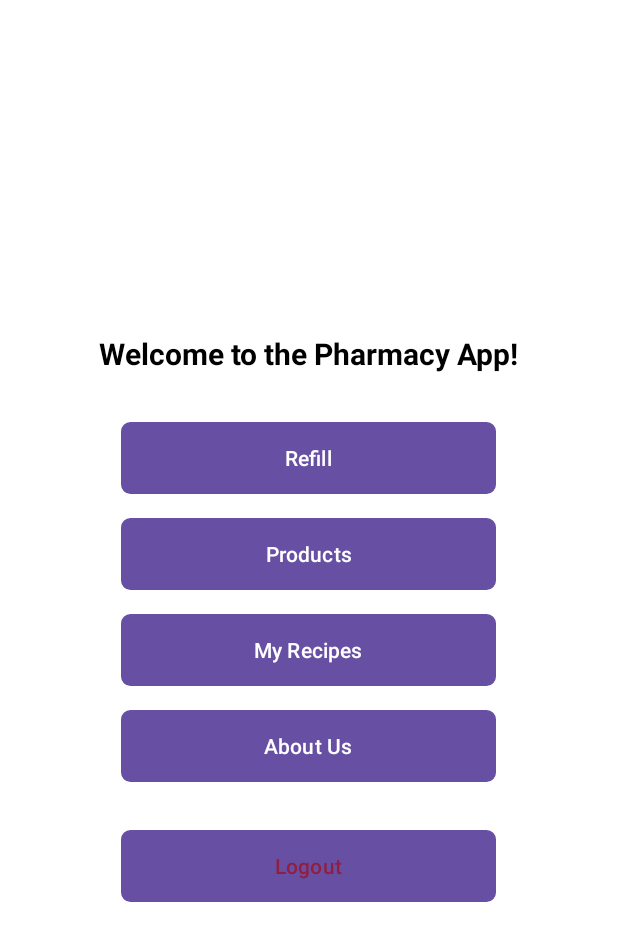
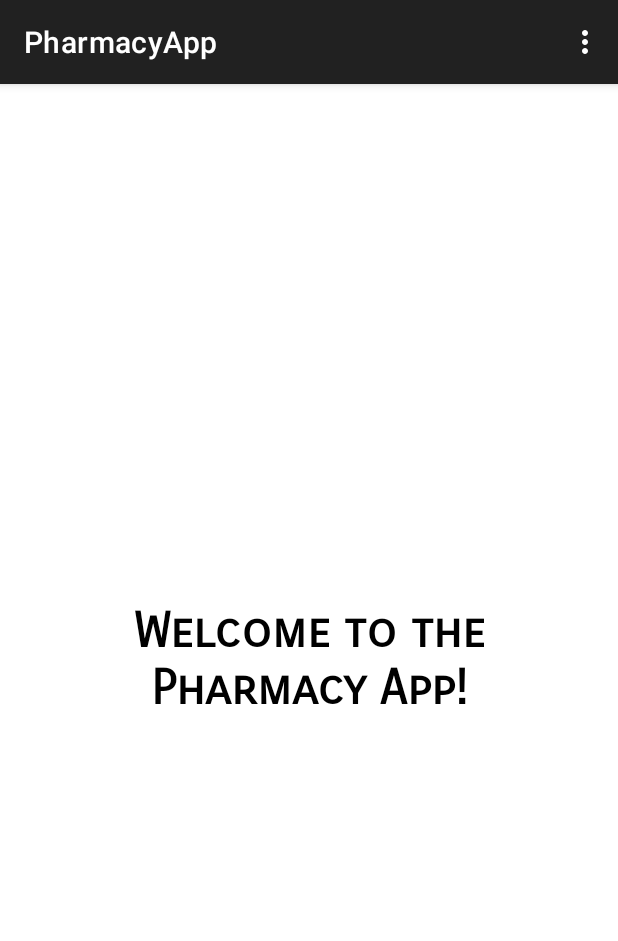
Before and after one commit to JailHead/k_pharmacy_app, an Android app: the MainMenuActivity screen opened directly, with no data from a screen before it, on a phone screen of 412 x 824 dp. Shown: the top 941 px of the screen. Run offline under Robolectric (Android 15) with nearby library versions, the phone set to English and light mode, and no system bars.

Commit message:
Fix layout styles

```diff
--- a/app/src/main/AndroidManifest.xml
+++ b/app/src/main/AndroidManifest.xml
@@ -14,7 +14,8 @@
         <activity android:name=".MyRecipesActivity" />
         <activity android:name=".ProductsActivity" />
         <activity android:name=".RefillActivity" />
-        <activity android:name=".MainMenuActivity" />
+        <activity android:name=".MainMenuActivity"
+            android:theme="@style/Theme.MaterialComponents.DayNight.DarkActionBar" />
         <activity android:name=".LoginActivity"
             android:exported="true">
             <intent-filter>
--- a/app/src/main/java/com/example/pharmacyapp/MainMenuActivity.kt
+++ b/app/src/main/java/com/example/pharmacyapp/MainMenuActivity.kt
@@ -2,6 +2,8 @@ package com.example.pharmacyapp
 
 import android.content.Intent
 import android.os.Bundle
+import android.view.Menu
+import android.view.MenuItem
 import android.widget.Button
 import androidx.appcompat.app.AppCompatActivity
 import com.example.pharmacyapp.util.SharedPreferencesManager
@@ -11,38 +13,73 @@ class MainMenuActivity : AppCompatActivity() {
     private lateinit var prefsManager: SharedPreferencesManager
 
     override fun onCreate(savedInstanceState: Bundle?) {
+        supportActionBar?.show()
         super.onCreate(savedInstanceState)
         setContentView(R.layout.activity_main_menu)
 
         prefsManager = SharedPreferencesManager(this)
 
-        val refillButton = findViewById<Button>(R.id.buttonRefill)
-        val productsButton = findViewById<Button>(R.id.buttonProducts)
-        val myRecipesButton = findViewById<Button>(R.id.buttonMyRecipes)
-        val aboutUsButton = findViewById<Button>(R.id.buttonAboutUs)
-        val logoutButton = findViewById<Button>(R.id.buttonLogout)
-
-        refillButton.setOnClickListener {
-            startActivity(Intent(this, RefillActivity::class.java))
+//        val refillButton = findViewById<Button>(R.id.buttonRefill)
+//        val productsButton = findViewById<Button>(R.id.buttonProducts)
+//        val myRecipesButton = findViewById<Button>(R.id.buttonMyRecipes)
+//        val aboutUsButton = findViewById<Button>(R.id.buttonAboutUs)
+//        val logoutButton = findViewById<Button>(R.id.buttonLogout)
+//
+//        refillButton.setOnClickListener {
+//            startActivity(Intent(this, RefillActivity::class.java))
+//        }
+//
+//        productsButton.setOnClickListener {
+//            startActivity(Intent(this, ProductsActivity::class.java))
+//        }
+//
+//        myRecipesButton.setOnClickListener {
+//            startActivity(Intent(this, MyRecipesActivity::class.java))
+//        }
+//
+//        aboutUsButton.setOnClickListener {
+//            startActivity(Intent(this, AboutUsActivity::class.java))
+//        }
+//
+//        logoutButton.setOnClickListener {
+//            prefsManager.clearLogin()
+//            val intent = Intent(this, LoginActivity::class.java)
+//            intent.flags = Intent.FLAG_ACTIVITY_NEW_TASK or Intent.FLAG_ACTIVITY_CLEAR_TASK
+//            startActivity(intent)
+//        }
     }
 
-        productsButton.setOnClickListener {
-            startActivity(Intent(this, ProductsActivity::class.java))
+    override fun onCreateOptionsMenu(menu: Menu?): Boolean {
+        menuInflater.inflate(R.menu.main_menu, menu)
+        return true
     }
 
-        myRecipesButton.setOnClickListener {
+    override fun onOptionsItemSelected(item: MenuItem): Boolean {
+        return when (item.itemId) {
+            R.id.menu_refill -> {
+                startActivity(Intent(this, RefillActivity::class.java))
+                true
+            }
+            R.id.menu_products -> {
+                startActivity(Intent(this, ProductsActivity::class.java))
+                true
+            }
+            R.id.menu_my_recipes -> {
                 startActivity(Intent(this, MyRecipesActivity::class.java))
+                true
             }
-
-        aboutUsButton.setOnClickListener {
+            R.id.menu_about_us -> {
                 startActivity(Intent(this, AboutUsActivity::class.java))
+                true
             }
-
-        logoutButton.setOnClickListener {
+            R.id.menu_logout -> {
                 prefsManager.clearLogin()
                 val intent = Intent(this, LoginActivity::class.java)
                 intent.flags = Intent.FLAG_ACTIVITY_NEW_TASK or Intent.FLAG_ACTIVITY_CLEAR_TASK
                 startActivity(intent)
+                true
+            }
+            else -> super.onOptionsItemSelected(item)
         }
     }
 }
--- a/app/src/main/java/com/example/pharmacyapp/ProductsActivity.kt
+++ b/app/src/main/java/com/example/pharmacyapp/ProductsActivity.kt
@@ -30,7 +30,6 @@ class ProductsActivity : AppCompatActivity() {
         productPresentation = findViewById(R.id.textViewProductPresentation)
         productCost = findViewById(R.id.textViewProductCost)
 
-        // Sample products (images should be in drawable folder)
         products = listOf(
             Product("Paracetamol", "Pain and fever reducer", "Tablet", "$5.00", R.drawable.ic_paracetamol),
             Product("Ibuprofen", "Anti-inflammatory and analgesic", "Capsule", "$6.50", R.drawable.ic_ibuprofen),
--- a/app/src/main/res/layout/activity_main_menu.xml
+++ b/app/src/main/res/layout/activity_main_menu.xml
@@ -12,60 +12,12 @@
         android:id="@+id/textViewWelcome"
         android:layout_width="wrap_content"
         android:layout_height="wrap_content"
+        android:paddingHorizontal="48dp"
         android:text="Welcome to the Pharmacy App!"
-        android:textSize="20sp"
+        android:fontFamily="sans-serif-smallcaps"
+        android:textSize="32sp"
+        android:textAlignment="center"
         android:textStyle="bold"
-        android:textColor="@android:color/black"
-        android:layout_marginBottom="24dp" />
-
-    <Button
-        android:id="@+id/buttonRefill"
-        android:layout_width="250dp"
-        android:layout_height="wrap_content"
-        android:layout_marginVertical="8dp"
-        android:elevation="4dp"
-        android:text="Refill"
-        android:textColor="@android:color/white"
-        android:background="@drawable/custom_button" />
-
-    <Button
-        android:id="@+id/buttonProducts"
-        android:layout_width="250dp"
-        android:layout_height="wrap_content"
-        android:text="Products"
-        android:layout_marginVertical="8dp"
-        android:background="@drawable/custom_button"
-        android:textColor="@android:color/white"
-        android:elevation="4dp" />
-
-    <Button
-        android:id="@+id/buttonMyRecipes"
-        android:layout_width="250dp"
-        android:layout_height="wrap_content"
-        android:text="My Recipes"
-        android:layout_marginVertical="8dp"
-        android:background="@drawable/custom_button"
-        android:textColor="@android:color/white"
-        android:elevation="4dp" />
-
-    <Button
-        android:id="@+id/buttonAboutUs"
-        android:layout_width="250dp"
-        android:layout_height="wrap_content"
-        android:text="About Us"
-        android:layout_marginVertical="8dp"
-        android:background="@drawable/custom_button"
-        android:textColor="@android:color/white"
-        android:elevation="4dp" />
-
-    <Button
-        android:id="@+id/buttonLogout"
-        android:layout_width="250dp"
-        android:layout_height="wrap_content"
-        android:text="Logout"
-        android:layout_marginTop="24dp"
-        android:background="@drawable/logout_button"
-        android:textColor="#901E3E"
-        android:elevation="4dp" />
+        android:textColor="@android:color/black" />
 
 </LinearLayout>
--- a/app/src/main/res/layout/activity_products.xml
+++ b/app/src/main/res/layout/activity_products.xml
@@ -22,7 +22,7 @@
         android:layout_width="120dp"
         android:layout_height="120dp"
         android:layout_gravity="center"
-        android:src="@drawable/ic_launcher_background"
+        android:src="@drawable/logo"
         android:contentDescription="Product image"
         android:layout_marginBottom="8dp" />
 
--- a/app/src/main/res/layout/item_product.xml
+++ b/app/src/main/res/layout/item_product.xml
@@ -10,7 +10,7 @@
         android:id="@+id/imageViewItem"
         android:layout_width="48dp"
         android:layout_height="48dp"
-        android:src="@drawable/ic_launcher_background"
+        android:src="@drawable/logo"
         android:contentDescription="Product icon"
         android:layout_marginEnd="8dp" />
 
--- a/app/src/main/res/values/themes.xml
+++ b/app/src/main/res/values/themes.xml
@@ -5,5 +5,9 @@
         <!-- <item name="colorPrimary">@color/my_light_primary</item> -->
     </style>
 
-    <style name="Theme.PharmacyApp" parent="Base.Theme.PharmacyApp" />
+    <style name="Theme.PharmacyApp" parent="Base.Theme.PharmacyApp">
+        <item name="colorPrimary">#2196F3</item> <!-- Blue -->
+        <item name="colorPrimaryVariant">#1976D2</item> <!-- Darker Blue -->
+        <item name="colorOnPrimary">#FFFFFF</item> <!-- White text on blue -->
+    </style>
 </resources>
```
Also changed, not shown: app/src/main/res/layout/activity_about_us.xml (+9 -1 lines), app/src/main/res/layout/activity_login.xml (+25 -3 lines), app/src/main/res/layout/activity_refill.xml (+11 -4 lines), app/src/main/res/drawable/logo.png (added). Lines whose indentation alone changed are shown as unchanged.
